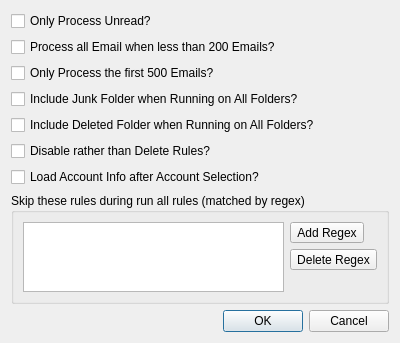
The window that MainWindow/Settings.ui (towel42-com/RulesMaker) describes before a commit, drawn with Qt 5.
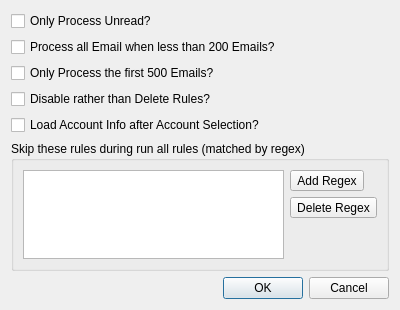
The same window after the commit. Icons and pictures are not drawn.

Commit message: Remove include junk/trash on all folders

```diff
--- a/MainWindow/Settings.ui
+++ b/MainWindow/Settings.ui
@@ -7,38 +7,14 @@
     <x>0</x>
     <y>0</y>
     <width>400</width>
-    <height>297</height>
+    <height>310</height>
    </rect>
   </property>
   <property name="windowTitle">
    <string>Settings</string>
   </property>
   <layout class="QGridLayout" name="gridLayout_2">
-   <item row="9" column="0">
-    <widget class="QDialogButtonBox" name="buttonBox">
-     <property name="orientation">
-      <enum>Qt::Horizontal</enum>
-     </property>
-     <property name="standardButtons">
-      <set>QDialogButtonBox::Cancel|QDialogButtonBox::Ok</set>
-     </property>
-    </widget>
-   </item>
-   <item row="4" column="0">
-    <widget class="QCheckBox" name="includeDeletedFolderWhenRunningOnAllFolders">
-     <property name="text">
-      <string>Include Deleted Folder when Running on All Folders?</string>
-     </property>
-    </widget>
-   </item>
    <item row="5" column="0">
-    <widget class="QCheckBox" name="disableRatherThanDeleteRules">
-     <property name="text">
-      <string>Disable rather than Delete Rules?</string>
-     </property>
-    </widget>
-   </item>
-   <item row="7" column="0">
     <widget class="QGroupBox" name="groupBox">
      <property name="toolTip">
       <string>&lt;html&gt;&lt;head/&gt;&lt;body&gt;&lt;p&gt;Each regular expression will be compared against the rule name. &lt;br/&gt;If you explicitly use ^ or $, then the regular expression must match the complete name.&lt;br/&gt;Otherwise, the regular expression will be treated as .*&amp;lt;regex&amp;gt;.* and match anywhere in the regular expression&lt;/p&gt;&lt;/body&gt;&lt;/html&gt;</string>
@@ -88,28 +64,28 @@
      </layout>
     </widget>
    </item>
-   <item row="2" column="0">
-    <widget class="QCheckBox" name="onlyProcessTheFirst500Emails">
-     <property name="text">
-      <string>Only Process the first 500 Emails?</string>
-     </property>
-    </widget>
-   </item>
-   <item row="0" column="0">
-    <widget class="QCheckBox" name="includeJunkFolderWhenRunningOnAllFolders">
-     <property name="text">
-      <string>Only Process Unread?</string>
-     </property>
-    </widget>
-   </item>
    <item row="3" column="0">
+    <widget class="QCheckBox" name="disableRatherThanDeleteRules">
+     <property name="text">
+      <string>Disable rather than Delete Rules?</string>
+     </property>
+    </widget>
+   </item>
+   <item row="4" column="0">
+    <widget class="QCheckBox" name="loadAccountInfo">
+     <property name="text">
+      <string>Load Account Info after Account Selection?</string>
+     </property>
+    </widget>
+   </item>
+   <item row="0" column="0">
     <widget class="QCheckBox" name="onlyProcessUnread">
      <property name="text">
-      <string>Include Junk Folder when Running on All Folders?</string>
+      <string>Only Process Unread?</string>
      </property>
     </widget>
    </item>
-   <item row="8" column="0">
+   <item row="6" column="0">
     <spacer name="verticalSpacer">
      <property name="orientation">
       <enum>Qt::Vertical</enum>
@@ -122,6 +98,23 @@
      </property>
     </spacer>
    </item>
+   <item row="7" column="0">
+    <widget class="QDialogButtonBox" name="buttonBox">
+     <property name="orientation">
+      <enum>Qt::Horizontal</enum>
+     </property>
+     <property name="standardButtons">
+      <set>QDialogButtonBox::Cancel|QDialogButtonBox::Ok</set>
+     </property>
+    </widget>
+   </item>
+   <item row="2" column="0">
+    <widget class="QCheckBox" name="onlyProcessTheFirst500Emails">
+     <property name="text">
+      <string>Only Process the first 500 Emails?</string>
+     </property>
+    </widget>
+   </item>
    <item row="1" column="0">
     <widget class="QCheckBox" name="processAllEmailWhenLessThan200Emails">
      <property name="text">
@@ -129,13 +122,6 @@
      </property>
     </widget>
    </item>
-   <item row="6" column="0">
-    <widget class="QCheckBox" name="loadAccountInfo">
-     <property name="text">
-      <string>Load Account Info after Account Selection?</string>
-     </property>
-    </widget>
-   </item>
   </layout>
  </widget>
  <tabstops>
```
Left out of the diff: 4 changed lines with no effect on the pictures. The commit also changes 7 other files.
